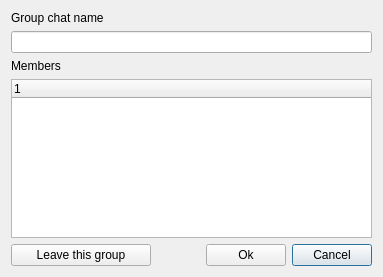
First picture: the form in src/desktop/GuiCreateGroup.ui, repository hwgao/beebeep, before the edit.
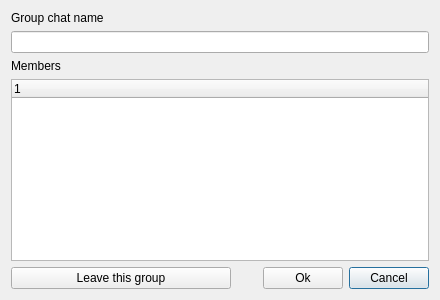
Second picture: the form after the edit. Icons and pictures are not drawn.

Commit message: Added option "Remove member from group"

Diff of the .ui file:
```diff
--- a/src/desktop/GuiCreateGroup.ui
+++ b/src/desktop/GuiCreateGroup.ui
@@ -6,8 +6,8 @@
    <rect>
     <x>0</x>
     <y>0</y>
-    <width>383</width>
-    <height>277</height>
+    <width>440</width>
+    <height>300</height>
    </rect>
   </property>
   <property name="windowTitle">
@@ -19,6 +19,12 @@
      <property name="orientation">
       <enum>Qt::Horizontal</enum>
      </property>
+     <property name="sizeHint" stdset="0">
+      <size>
+       <width>0</width>
+       <height>0</height>
+      </size>
+     </property>
     </spacer>
    </item>
    <item row="4" column="3">
@@ -45,7 +51,7 @@
      </property>
      <property name="minimumSize">
       <size>
-       <width>140</width>
+       <width>220</width>
        <height>0</height>
       </size>
      </property>
```
The commit also changes 24 other files.
